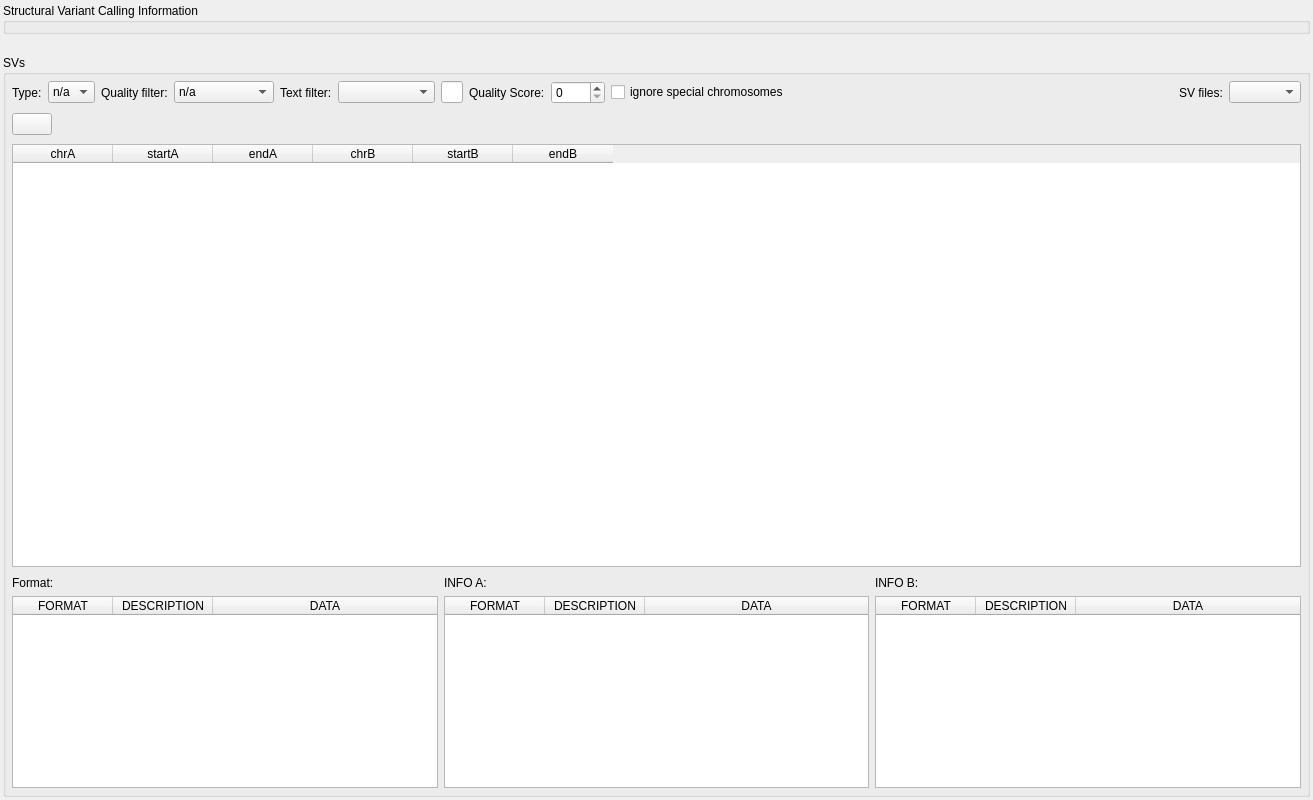
imgag/ngs-bits, file src/GSvar/SvWidget.ui: the form before one commit.
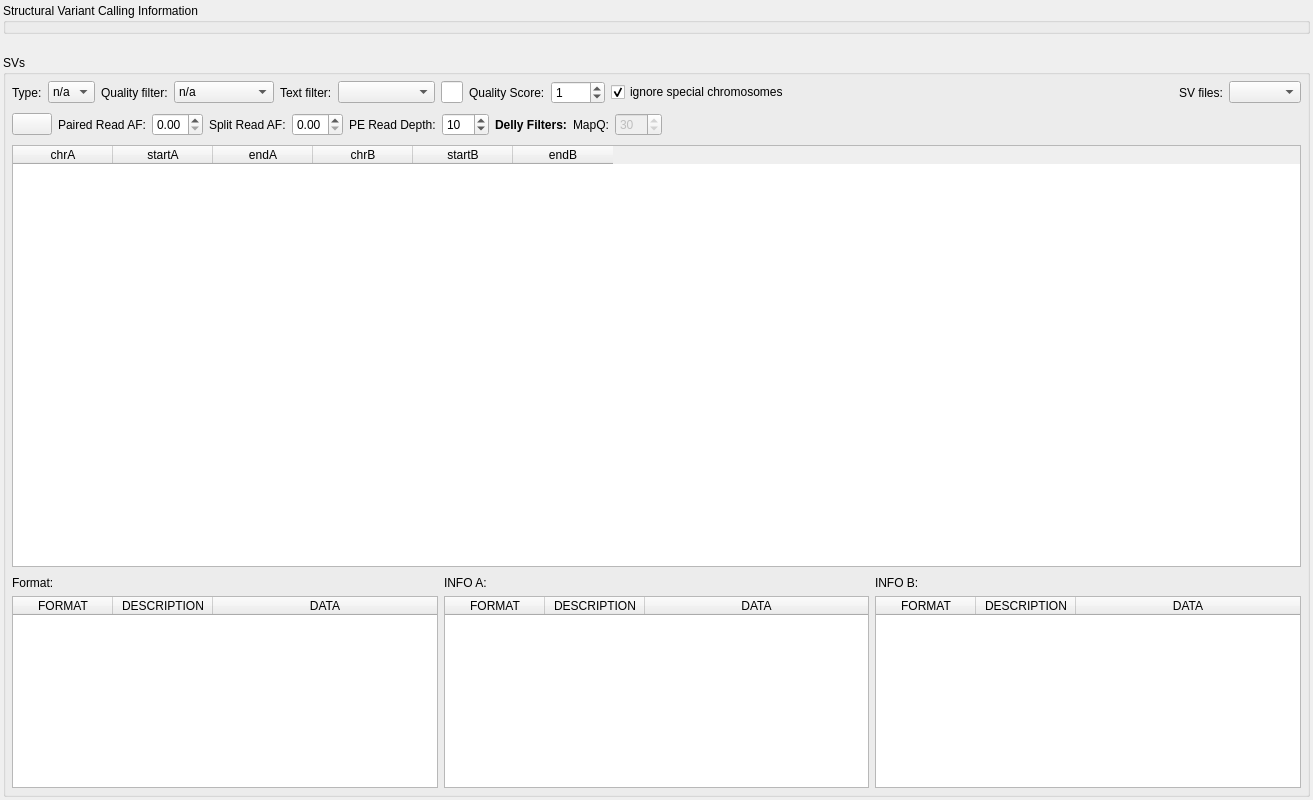
The form after the commit. Icons and pictures are not drawn.

Commit message: SvWidget: Added additional filtering options for MANTA and DELLY Bedpe files.

Patch:
```diff
--- a/src/GSvar/SvWidget.ui
+++ b/src/GSvar/SvWidget.ui
@@ -280,6 +280,9 @@
           <property name="maximum">
            <number>1000</number>
           </property>
+          <property name="value">
+           <number>1</number>
+          </property>
          </widget>
         </item>
         <item>
@@ -287,6 +290,9 @@
           <property name="text">
            <string>ignore special chromosomes</string>
           </property>
+          <property name="checked">
+           <bool>true</bool>
+          </property>
          </widget>
         </item>
         <item>
@@ -318,7 +324,7 @@
        </layout>
       </item>
       <item>
-       <layout class="QHBoxLayout" name="control_panel_2" stretch="0,0">
+       <layout class="QHBoxLayout" name="control_panel_2" stretch="0,0,0,0,0,0,0,0,0,0,0,0,0,0">
         <property name="spacing">
          <number>6</number>
         </property>
@@ -360,6 +366,99 @@
           </property>
          </widget>
         </item>
+        <item>
+         <widget class="QLabel" name="label_12">
+          <property name="text">
+           <string>Paired Read AF:</string>
+          </property>
+         </widget>
+        </item>
+        <item>
+         <widget class="QDoubleSpinBox" name="filter_pe_af">
+          <property name="toolTip">
+           <string>&lt;html&gt;&lt;head/&gt;&lt;body&gt;&lt;p&gt;Show only SVs with a certain Paired Read Allele Frequency ± 10%&lt;/p&gt;&lt;/body&gt;&lt;/html&gt;</string>
+          </property>
+          <property name="accessibleName">
+           <string comment="abcdef" extracomment="dsafadsf"/>
+          </property>
+          <property name="maximum">
+           <double>1.000000000000000</double>
+          </property>
+          <property name="singleStep">
+           <double>0.010000000000000</double>
+          </property>
+         </widget>
+        </item>
+        <item>
+         <widget class="QLabel" name="label_13">
+          <property name="text">
+           <string>Split Read AF:</string>
+          </property>
+         </widget>
+        </item>
+        <item>
+         <widget class="QDoubleSpinBox" name="filter_sr_af">
+          <property name="toolTip">
+           <string>&lt;html&gt;&lt;head/&gt;&lt;body&gt;&lt;p&gt;Show only SVs with a certain Split Read Allele Frequency ± 10%&lt;/p&gt;&lt;/body&gt;&lt;/html&gt;</string>
+          </property>
+          <property name="maximum">
+           <double>1.000000000000000</double>
+          </property>
+          <property name="singleStep">
+           <double>0.010000000000000</double>
+          </property>
+         </widget>
+        </item>
+        <item>
+         <widget class="QLabel" name="label_11">
+          <property name="text">
+           <string>PE Read Depth:</string>
+          </property>
+         </widget>
+        </item>
+        <item>
+         <widget class="QSpinBox" name="filter_pe_reads">
+          <property name="maximum">
+           <number>999</number>
+          </property>
+          <property name="value">
+           <number>10</number>
+          </property>
+         </widget>
+        </item>
+        <item>
+         <widget class="QLabel" name="label_9">
+          <property name="font">
+           <font>
+            <weight>75</weight>
+            <bold>true</bold>
+           </font>
+          </property>
+          <property name="text">
+           <string>Delly Filters:</string>
+          </property>
+         </widget>
+        </item>
+        <item>
+         <widget class="QLabel" name="label_10">
+          <property name="text">
+           <string>MapQ:</string>
+          </property>
+         </widget>
+        </item>
+        <item>
+         <widget class="QSpinBox" name="delly_mapq">
+          <property name="enabled">
+           <bool>false</bool>
+          </property>
+          <property name="maximum">
+           <number>999</number>
+          </property>
+          <property name="value">
+           <number>30</number>
+          </property>
+         </widget>
+        </item>
         <item>
          <spacer name="horizontalSpacer_2">
           <property name="orientation">
```
Left out of the diff: 21 changed lines with no effect on the pictures. The commit also changes 4 other files.
